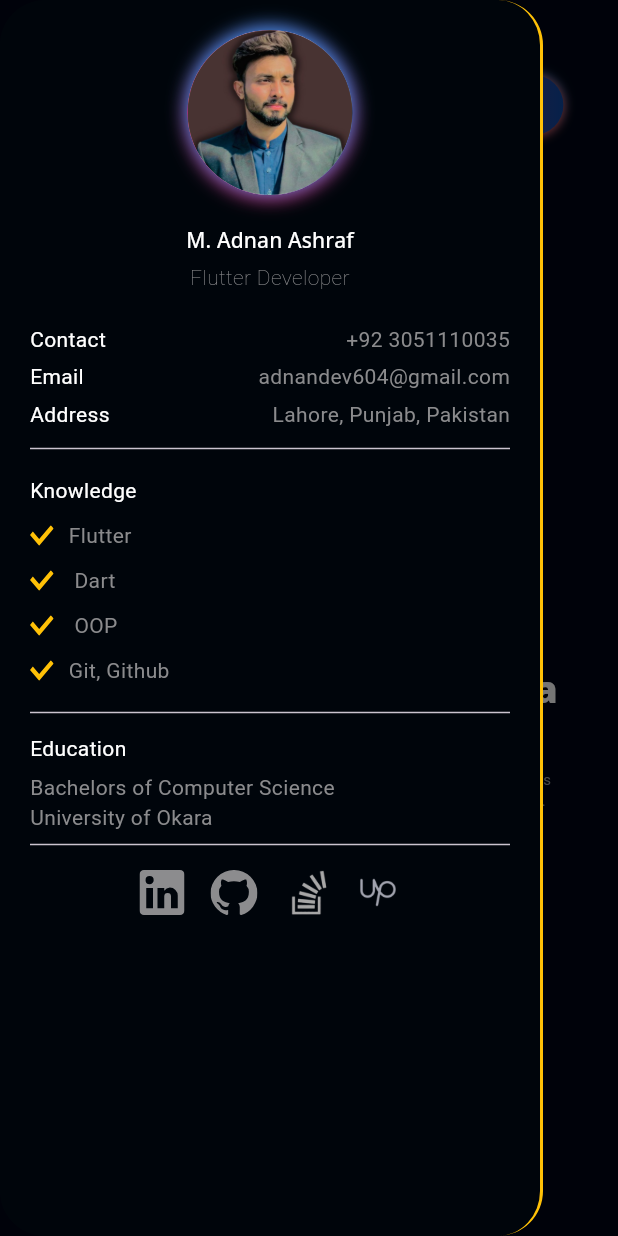
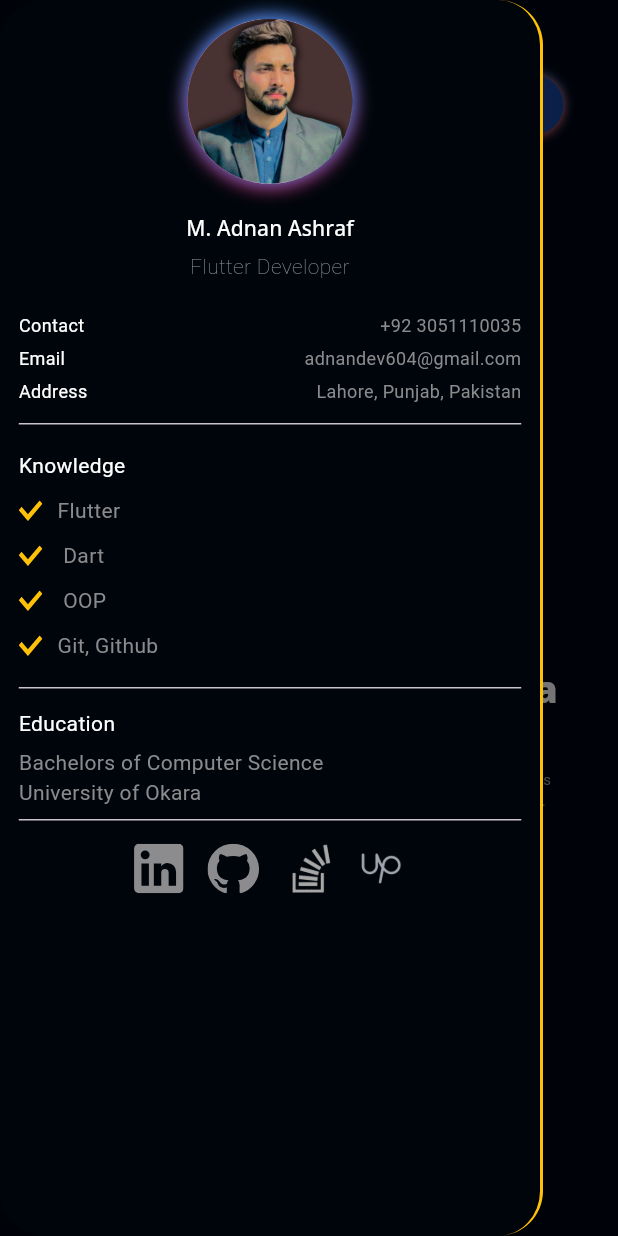
Before and after one commit to dannijanni604/adnan_ashraf_protfolio, a Flutter app: the screen it shows after launch, with the side drawer open, on a phone screen of 412 x 824 dp. Run offline on Flutter 3.47's test engine with Material 3 defaults, Android fonts, the phone set to English and light mode, and no system bars; our stand-ins replace flutter_svg, font_awesome_flutter, get, google_fonts, photo_view.

Commit message:
design-updated

```diff
--- a/lib/view/drawer/contact_icons.dart
+++ b/lib/view/drawer/contact_icons.dart
@@ -9,11 +9,12 @@ class ContactIcon extends StatelessWidget {
 
   @override
   Widget build(BuildContext context) {
+   double screenHeight =MediaQuery.of(context).size.height;
     return Row(mainAxisAlignment: MainAxisAlignment.center, children: [
-      IconButton(onPressed: () => launchUrl(Uri.parse(AppUrls.linkedin)), icon: SvgPicture.asset(AppImages.linkedinSvg,height: 30,)),
-      IconButton(onPressed: () => launchUrl(Uri.parse(AppUrls.github)), icon: SvgPicture.asset(AppImages.githubSvg,height: 30,)),
-      IconButton(onPressed: () => launchUrl(Uri.parse(AppUrls.stacksOverflow)), icon: Image.asset(AppImages.stackOverflow,height: 30,)),
-      IconButton(onPressed: () => launchUrl(Uri.parse(AppUrls.upwork)), icon: Image.asset(AppImages.upwork,height: 30,))
+      IconButton(onPressed: () => launchUrl(Uri.parse(AppUrls.linkedin)), icon: SvgPicture.asset(AppImages.linkedinSvg,height: screenHeight*0.04)),
+      IconButton(onPressed: () => launchUrl(Uri.parse(AppUrls.github)), icon: SvgPicture.asset(AppImages.githubSvg,height: screenHeight*0.04)),
+      IconButton(onPressed: () => launchUrl(Uri.parse(AppUrls.stacksOverflow)), icon: Image.asset(AppImages.stackOverflow,height:screenHeight*0.04)),
+      IconButton(onPressed: () => launchUrl(Uri.parse(AppUrls.upwork)), icon: Image.asset(AppImages.upwork,height: screenHeight*0.04))
     ]);
   }
 }
--- a/lib/view/drawer/drawer.dart
+++ b/lib/view/drawer/drawer.dart
@@ -12,13 +12,14 @@ class CustomDrawer extends StatelessWidget {
 
   @override
   Widget build(BuildContext context) {
+    double screenWidth=MediaQuery.of(context).size.width;
     return Container(
       margin:  EdgeInsets.only(right:Responsive.isMobile(context)? 50:0),
         decoration: BoxDecoration(
             color: bgColorDark,
             border: const Border(right: BorderSide(color: Colors.amber, width: 2.0)), borderRadius: BorderRadius.circular(30)),
         child: Padding(
-            padding: const EdgeInsets.all(defaultPadding),
+            padding:  EdgeInsets.all(screenWidth>1000?defaultPadding:defaultPadding/1.6),
             child: Column(crossAxisAlignment: CrossAxisAlignment.start, children: [
               Center(
                   child: Column(children: [
--- a/lib/view/drawer/header_info.dart
+++ b/lib/view/drawer/header_info.dart
@@ -9,8 +9,9 @@ class AreaInfoText extends StatelessWidget {
 
   @override
   Widget build(BuildContext context) {
+    double screenWidth=MediaQuery.of(context).size.width;
     return Padding(
         padding: const EdgeInsets.only(bottom: defaultPadding / 4),
-        child: Row(mainAxisAlignment: MainAxisAlignment.spaceBetween, children: [Text(title, style: const TextStyle(color: Colors.white)), Text(text)]));
+        child: Row(mainAxisAlignment: MainAxisAlignment.spaceBetween, children: [Text(title, style:  TextStyle(color: Colors.white,fontSize:screenWidth>1000? 14:12)), Text(text,style:TextStyle(fontSize:screenWidth>1000? 14:12))]));
   }
 }
--- a/lib/view/projects/model/project.dart
+++ b/lib/view/projects/model/project.dart
@@ -22,7 +22,7 @@ List<Project> projectList = [
     image: 'assets/images/cv_lab.jpg',
     iosUrl: 'https://apps.apple.com/pk/app/cv-lab/id6480534877',
     githubUrl: '',
-    playStoreUrl: '',
+    playStoreUrl: 'https://play.google.com/store/apps/details?id=com.crewdog.cvlab',
     description:
         "CV Lab is an advanced and user-friendly mobile application designed to help users create professional resumes and cover letters with ease. Developed by an experienced Flutter developer, the app offers a variety of customizable templates tailored for different industries and experience levels. CV Lab enables users to craft visually appealing and structured CVs, providing guidance and tools to highlight skills, achievements, and qualifications. Perfect for fresh graduates, experienced professionals, or those switching careers, the app ensures a polished and impactful presentation for both Android and iOS users.",
   ),
```
